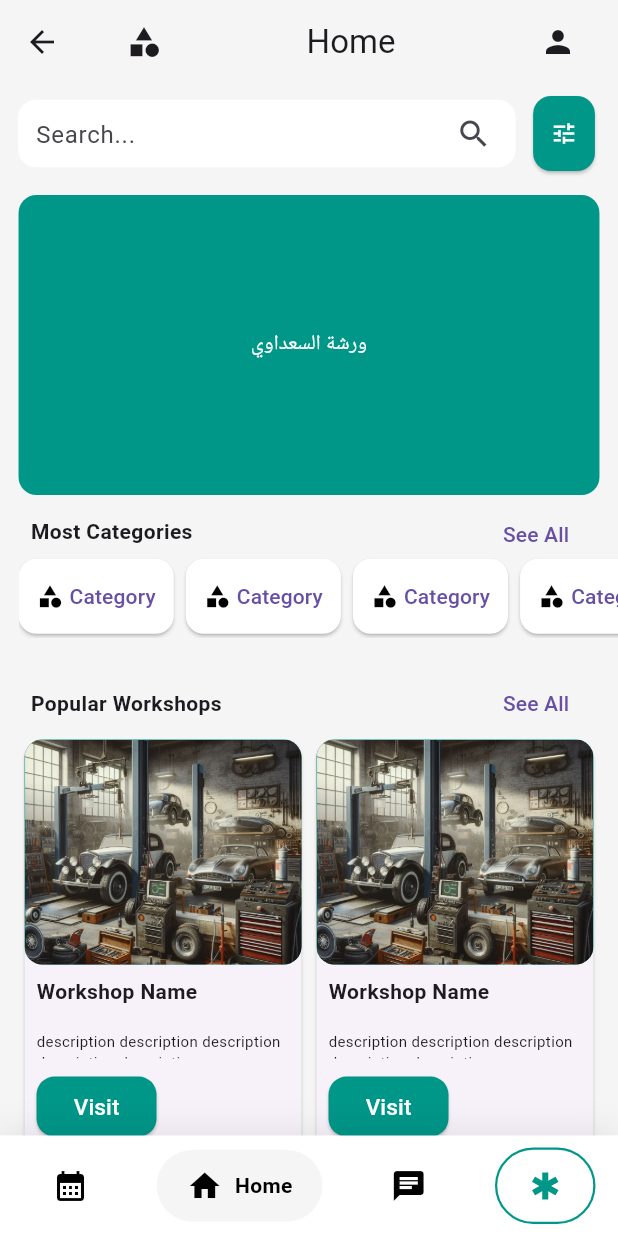
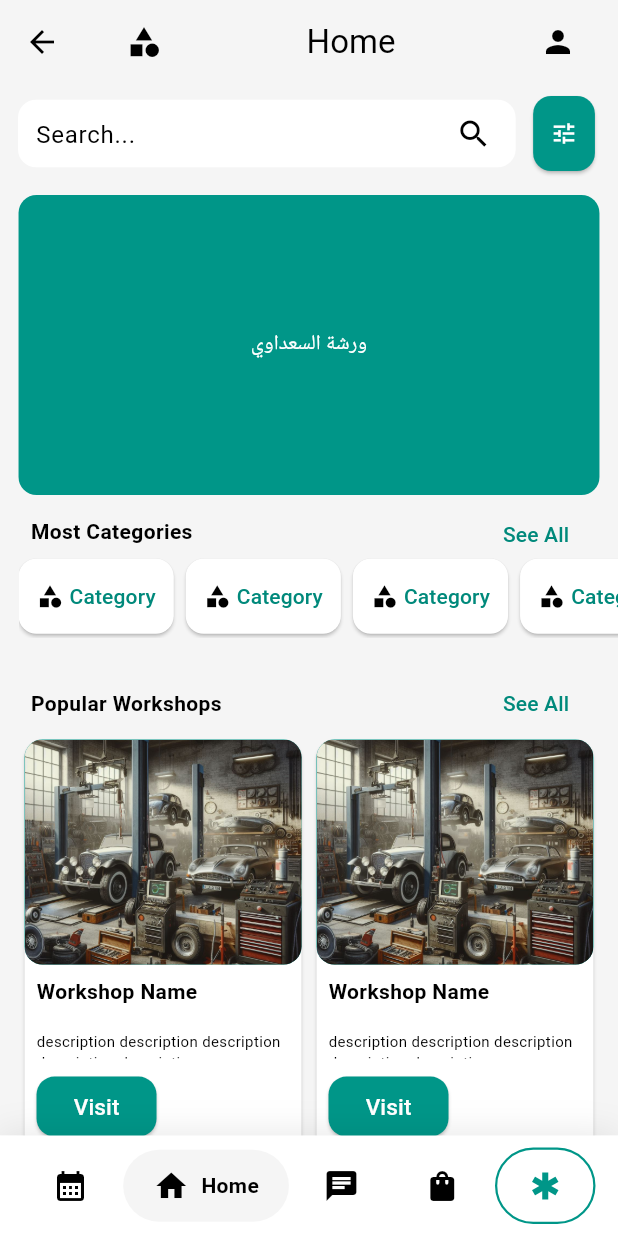
Before and after one commit to ZahreddenZromly/Quadro, a Flutter app: the screen it shows once a user with an empty profile is signed in, after a tap on "LogIn As User", on a phone screen of 412 x 824 dp. Run offline on Flutter 3.47's test engine with Material 3 defaults, Android fonts, the light colour scheme and no system bars; drawn by our look-alikes of google_nav_bar; our stand-ins replace cloud_firestore, firebase_auth, firebase_core, flutter_rating_bar, image_picker, readmore and 1 more; missing offline and left inert: flutter_inner_shadow; accounts and stored records are empty.

Commit message:
6/2/2024 1

```diff
--- a/lib/components/navbar.dart
+++ b/lib/components/navbar.dart
@@ -3,6 +3,7 @@ import 'package:google_nav_bar/google_nav_bar.dart';
 import 'package:quadro/screens/appointments_screen.dart';
 import 'package:quadro/screens/home_screen.dart';
 import 'package:quadro/screens/towing_screen.dart';
+import 'package:quadro/store_system/intro_page.dart';
 import 'package:quadro/towing_user/request_towing.dart';
 
 import '../chat_system/chat_details.dart';
@@ -23,6 +24,7 @@ class _NavBarState extends State<NavBar> {
     const AppointmentsScreen(),
     const HomeScreen(),
     const ChatDetails(),
+    const IntroPage(),
      RequestTowingPage(),
 
   ];
@@ -83,6 +85,10 @@ class _NavBarState extends State<NavBar> {
                   icon: Icons.chat,
                   text: 'chat',
                 ),
+                const GButton(
+                  icon: Icons.shopping_bag,
+                  text: 'chat',
+                ),
                 GButton(
                   backgroundColor: Colors.teal,
                   iconColor: Colors.teal,
--- a/lib/main.dart
+++ b/lib/main.dart
@@ -1,18 +1,16 @@
-import 'dart:js';
-
-import 'package:firebase_core/firebase_core.dart';
 import 'package:flutter/material.dart';
 import 'package:provider/provider.dart';
+import 'package:firebase_core/firebase_core.dart';
 import 'package:quadro/components/navbar.dart';
 import 'package:quadro/login_system/auth_gate.dart';
 import 'package:quadro/login_system/auth_service.dart';
-import 'package:quadro/login_system/login_screen.dart';
-import 'package:quadro/screens/appointment_screen.dart';
-import 'package:quadro/screens/towing_screen.dart';
+import 'package:quadro/screens/home_screen.dart';
+import 'package:quadro/store_system/cart-screen.dart';
+import 'package:quadro/store_system/intro_page.dart';
+import 'package:quadro/store_system/models/shop.dart';
+import 'package:quadro/store_system/shop_screen.dart';
+import 'package:quadro/themes/light_mode.dart';
 import '../firebase/firebase_options.dart';
-import '../screens/splash.dart';
-import 'firebase/firebase_options.dart';
-import 'screens/splash.dart';
 
 void main() async {
   WidgetsFlutterBinding.ensureInitialized();
@@ -20,9 +18,12 @@ void main() async {
     options: DefaultFirebaseOptions.currentPlatform,
   );
   runApp(
-    ChangeNotifierProvider(
-      create: (context) => AuthService(),
-    child: const MyApp(),
+    MultiProvider(
+      providers: [
+        ChangeNotifierProvider(create: (_) => AuthService()),
+        ChangeNotifierProvider(create: (_) => Shop()), // New ChangeNotifierProvider for Shop
+      ],
+      child: const MyApp(),
     ),
   );
 }
@@ -35,10 +36,14 @@ class MyApp extends StatelessWidget {
     return MaterialApp(
       debugShowCheckedModeBanner: false,
       title: 'Flutter Demo',
-      theme: ThemeData(
-        canvasColor: const Color.fromARGB(255, 232, 234, 222),
-      ),
       home: const AuthGate(),
+      theme: lightMode,
+      routes: {
+        '/navbar': (context) => const NavBar(),
+        '/intro_page': (context) => const IntroPage(),
+        '/shop_screen': (context) => const ShopPage(),
+        '/cart_screen': (context) => const CartPage(),
+      },
     );
   }
 }
```
